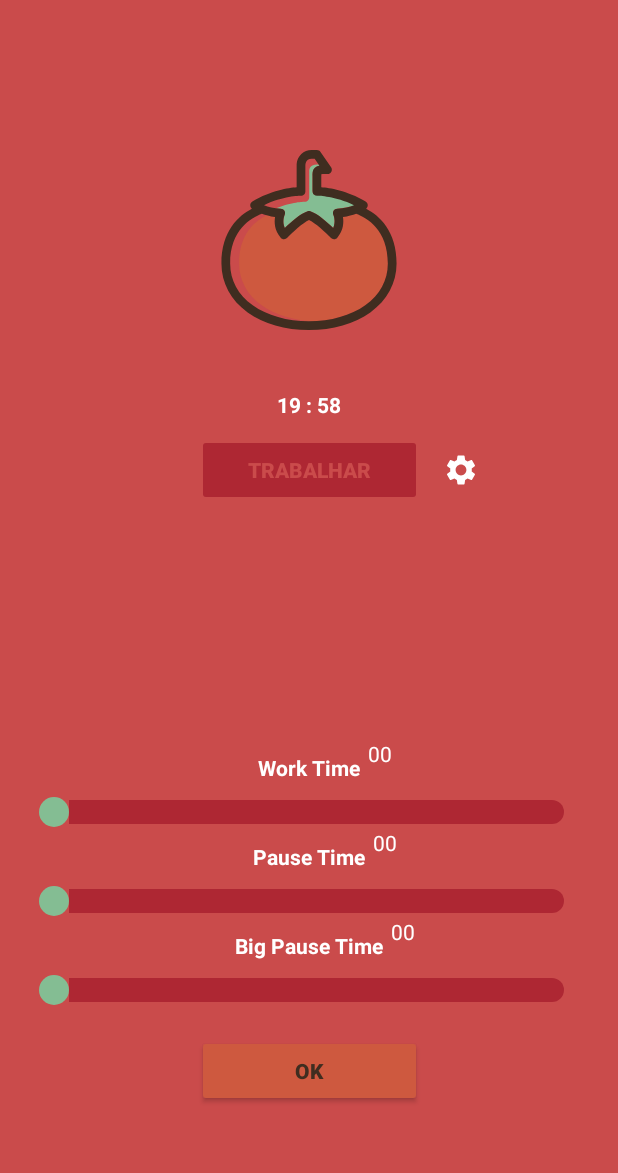
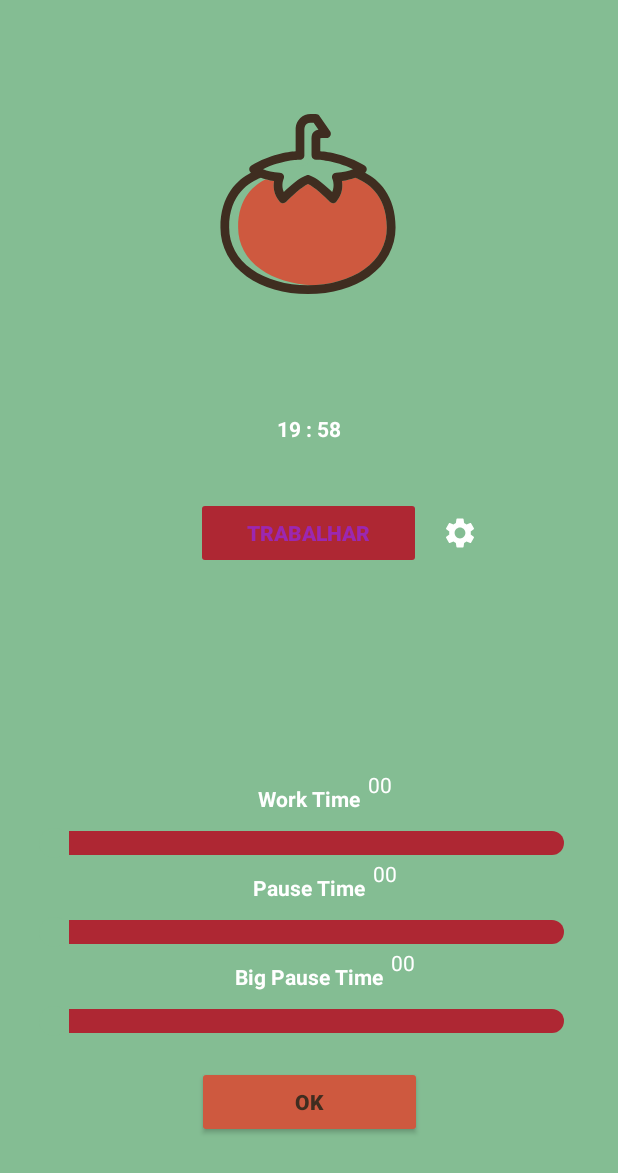
Before and after one commit to paixaoDev/pomodore_app, an Android app: the screen it shows after launch (PomodoreScreen), after a tap on an icon or button, on a phone screen of 412 x 824 dp. Shown: the top 1173 px of the screen. Run offline under Robolectric (Android 15) with nearby library versions, the phone set to English and light mode, and no system bars; 1 other tap on this screen came first.

Commit message:
deixei tudo verde ai

```diff
--- a/app/src/main/res/layout/activity_pomodore_screen.xml
+++ b/app/src/main/res/layout/activity_pomodore_screen.xml
@@ -1,23 +1,23 @@
 <?xml version="1.0" encoding="utf-8"?>
-<androidx.constraintlayout.widget.ConstraintLayout
-    xmlns:android="http://schemas.android.com/apk/res/android"
+<androidx.constraintlayout.widget.ConstraintLayout xmlns:android="http://schemas.android.com/apk/res/android"
     xmlns:app="http://schemas.android.com/apk/res-auto"
     xmlns:tools="http://schemas.android.com/tools"
     android:layout_width="match_parent"
     android:layout_height="match_parent"
-    android:background="@color/tomato">
+    android:background="@color/green_dot">
 
     <TextView
         android:id="@+id/textView"
         android:layout_width="wrap_content"
         android:layout_height="wrap_content"
+        android:layout_marginTop="164dp"
         android:text="@string/app_name"
-        android:layout_marginTop="130dp"
         android:textAllCaps="true"
         android:textColor="@color/white"
         android:textSize="20sp"
         android:textStyle="bold"
         app:layout_constraintEnd_toEndOf="parent"
+        app:layout_constraintHorizontal_bias="0.508"
         app:layout_constraintStart_toStartOf="parent"
         app:layout_constraintTop_toTopOf="parent" />
 
@@ -25,21 +25,23 @@
         android:id="@+id/img_tomato"
         android:layout_width="120dp"
         android:layout_height="120dp"
-        android:layout_marginTop="100dp"
+        android:layout_marginTop="76dp"
         android:src="@drawable/ic_tomato"
         app:layout_constraintEnd_toEndOf="parent"
+        app:layout_constraintHorizontal_bias="0.498"
         app:layout_constraintStart_toStartOf="parent"
-        app:layout_constraintTop_toBottomOf="@+id/textView" />
+        app:layout_constraintTop_toBottomOf="@+id/textView"
+        app:srcCompat="@color/green_dot" />
 
     <TextView
         android:id="@+id/text_actual_time"
         android:layout_width="wrap_content"
         android:layout_height="wrap_content"
-        android:layout_marginTop="40dp"
+        android:layout_marginTop="80dp"
         android:text="actual time"
+        android:textColor="@color/white"
+        android:textSize="14sp"
         android:textStyle="bold"
-        android:textSize="14sp"
-        android:textColor="@color/white"
         app:layout_constraintEnd_toEndOf="parent"
         app:layout_constraintStart_toStartOf="parent"
         app:layout_constraintTop_toBottomOf="@+id/img_tomato" />
@@ -49,10 +51,12 @@
         style="@style/Button.Start"
         android:layout_width="150dp"
         android:layout_height="wrap_content"
-        android:layout_marginTop="10dp"
+        android:layout_marginTop="36dp"
+        android:text="VINIÇAO"
+        android:textColor="#9C27B0"
         android:textStyle="bold"
-        android:text="Iniciar"
         app:layout_constraintEnd_toEndOf="parent"
+        app:layout_constraintHorizontal_bias="0.498"
         app:layout_constraintStart_toStartOf="parent"
         app:layout_constraintTop_toBottomOf="@+id/text_actual_time" />
 
@@ -61,9 +65,9 @@
         android:layout_width="32dp"
         android:layout_height="32dp"
         android:layout_marginLeft="10dp"
-        android:tint="@color/white"
         android:background="@color/transparente"
         android:src="@drawable/ic_baseline_settings_24"
+        android:tint="@color/white"
         app:layout_constraintBottom_toBottomOf="@+id/button_next"
         app:layout_constraintStart_toEndOf="@+id/button_next"
         app:layout_constraintTop_toTopOf="@+id/button_next" />
@@ -94,8 +98,8 @@
             android:id="@+id/text_work_time"
             android:layout_width="wrap_content"
             android:layout_height="wrap_content"
+            android:layout_marginLeft="5dp"
             android:text="00"
-            android:layout_marginLeft="5dp"
             android:textColor="@color/white"
             app:layout_constraintBottom_toTopOf="@+id/textView2"
             app:layout_constraintStart_toEndOf="@+id/textView2"
@@ -104,18 +108,18 @@
         <SeekBar
             android:id="@+id/seekbar_work"
             style="@style/ProgressBar.White"
-            android:max="30"
             android:layout_width="match_parent"
             android:layout_height="wrap_content"
             android:layout_marginTop="10dp"
-            app:layout_constraintTop_toBottomOf="@+id/textView2"/>
+            android:max="30"
+            app:layout_constraintTop_toBottomOf="@+id/textView2" />
 
         <TextView
             android:id="@+id/textView3"
             android:layout_width="wrap_content"
             android:layout_height="wrap_content"
+            android:layout_marginTop="10dp"
             android:text="Pause Time"
-            android:layout_marginTop="10dp"
             android:textColor="@color/white"
             android:textStyle="bold"
             app:layout_constraintEnd_toEndOf="parent"
@@ -126,8 +130,8 @@
             android:id="@+id/text_pause_time"
             android:layout_width="wrap_content"
             android:layout_height="wrap_content"
+            android:layout_marginLeft="5dp"
             android:text="00"
-            android:layout_marginLeft="5dp"
             android:textColor="@color/white"
             app:layout_constraintBottom_toTopOf="@+id/textView3"
             app:layout_constraintStart_toEndOf="@+id/textView3"
@@ -136,18 +140,18 @@
         <SeekBar
             android:id="@+id/seekbar_pause"
             style="@style/ProgressBar.White"
-            android:max="12"
             android:layout_width="match_parent"
             android:layout_height="wrap_content"
             android:layout_marginTop="10dp"
-            app:layout_constraintTop_toBottomOf="@+id/textView3"/>
+            android:max="12"
+            app:layout_constraintTop_toBottomOf="@+id/textView3" />
 
         <TextView
             android:id="@+id/textView4"
             android:layout_width="wrap_content"
             android:layout_height="wrap_content"
+            android:layout_marginTop="10dp"
             android:text="Big Pause Time"
-            android:layout_marginTop="10dp"
             android:textColor="@color/white"
             android:textStyle="bold"
             app:layout_constraintEnd_toEndOf="parent"
@@ -158,8 +162,8 @@
             android:id="@+id/text_long_pause_time"
             android:layout_width="wrap_content"
             android:layout_height="wrap_content"
+            android:layout_marginLeft="5dp"
             android:text="00"
-            android:layout_marginLeft="5dp"
             android:textColor="@color/white"
             app:layout_constraintBottom_toTopOf="@+id/textView4"
             app:layout_constraintStart_toEndOf="@+id/textView4"
@@ -168,11 +172,11 @@
         <SeekBar
             android:id="@+id/seekbar_big_pause"
             style="@style/ProgressBar.White"
-            android:max="20"
             android:layout_width="match_parent"
             android:layout_height="wrap_content"
             android:layout_marginTop="10dp"
-            app:layout_constraintTop_toBottomOf="@+id/textView4"/>
+            android:max="20"
+            app:layout_constraintTop_toBottomOf="@+id/textView4" />
 
     </androidx.constraintlayout.widget.ConstraintLayout>
 
@@ -181,11 +185,11 @@
         android:id="@+id/button_finish_adjust"
         style="@style/Button.Start"
         android:layout_width="150dp"
-        android:visibility="gone"
         android:layout_height="wrap_content"
         android:layout_marginTop="10dp"
+        android:text="OK"
         android:textStyle="bold"
-        android:text="OK"
+        android:visibility="gone"
         app:layout_constraintEnd_toEndOf="parent"
         app:layout_constraintStart_toStartOf="parent"
         app:layout_constraintTop_toBottomOf="@+id/adjust_screen" />
--- a/app/src/main/res/values/strings.xml
+++ b/app/src/main/res/values/strings.xml
@@ -1,3 +1,3 @@
 <resources>
-    <string name="app_name">Pomodore 2</string>
+    <string name="app_name">amor</string>
 </resources>
```
